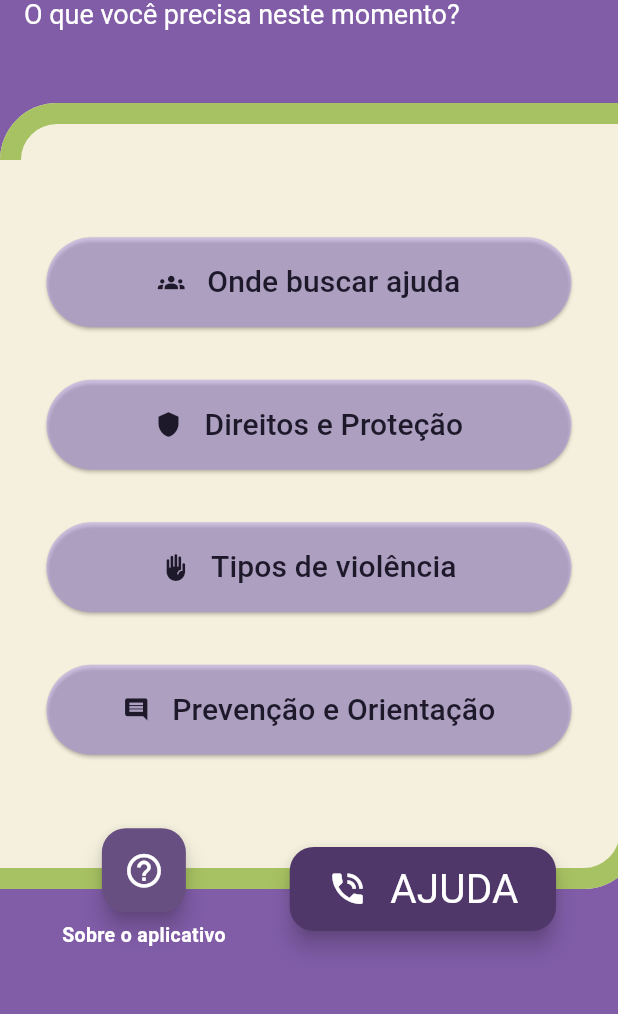
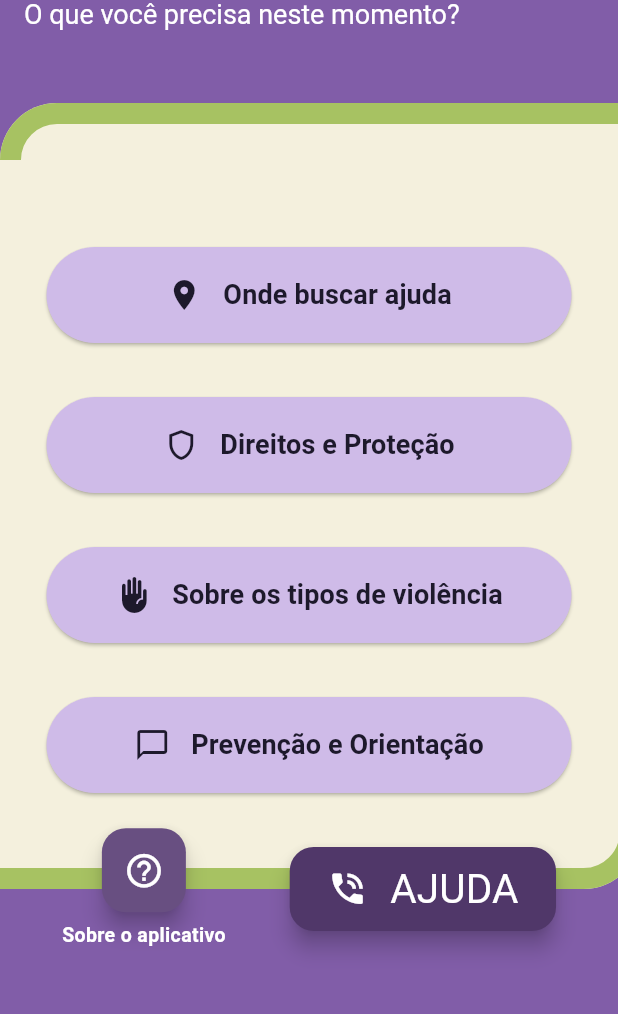
Before and after one commit to Alunewie/DefesaMulher, a Flutter app: the screen it shows after launch, on a phone screen of 412 x 824 dp, the part 122-1136 px from its top. Run offline on Flutter 3.47's test engine with Material 3 defaults, Android fonts, the phone set to English and light mode, and no system bars.

Commit message:
feat: Definindo tema e ajustes no scaffold customizado + início.

```diff
--- a/lib/custom_widgets/custom_scaffold.dart
+++ b/lib/custom_widgets/custom_scaffold.dart
@@ -1,24 +1,43 @@
 import 'package:flutter/material.dart';
+import 'package:flutter/services.dart';
 import 'package:url_launcher/url_launcher.dart';
 
+import '../services/NavigationService.dart';
+
 class CustomScaffold extends StatelessWidget {
-  final String titulo;
+  final String? titulo;
   final String? subtitulo;
   final List<Widget> conteudos;
-  final bool? ocultarBotaoSobre;
+  final bool isHome;
+  final IconData? categoriaIcone;
+  final String? proximaRota;
+  final String? textoVoltar;
+  final VoidCallback? onVoltar;
   final double? espacamento;
 
   const CustomScaffold({
     super.key,
     required this.conteudos,
-    required this.titulo,
-    this.ocultarBotaoSobre,
+    this.titulo,
     this.subtitulo,
+    this.isHome = false,
+    this.categoriaIcone,
+    this.proximaRota,
+    this.textoVoltar,
+    this.onVoltar,
     this.espacamento,
   });
 
   void _abrirTelefone() async {
     await launchUrl(Uri.parse('tel:190'));
+  }
+
+  void _aoClicarSair(BuildContext context) {
+    if (Navigator.canPop(context)) {
+      Navigator.popUntil(context, (route) => route.isFirst);
+    } else {
+      SystemNavigator.pop();
+    }
   }
 
   @override
@@ -30,8 +49,9 @@ class CustomScaffold extends StatelessWidget {
         automaticallyImplyLeading: false,
         leading: Navigator.canPop(context)
             ? IconButton(
-                icon: const Icon(Icons.arrow_back_ios_new, color: Colors.white, size: 28),
-                onPressed: () => Navigator.pop(context),
+                icon: const Icon(Icons.arrow_back_ios_new,
+                    color: Colors.white, size: 28),
+                onPressed: () => _aoClicarSair(context),
               )
             : null,
         backgroundColor: const Color.fromRGBO(129, 93, 168, 1),
@@ -39,16 +59,22 @@ class CustomScaffold extends StatelessWidget {
           mainAxisAlignment: MainAxisAlignment.start,
           crossAxisAlignment: CrossAxisAlignment.start,
           children: [
-            Text(titulo, style: const TextStyle(
+            Text(
+              titulo ?? '',
+              style: const TextStyle(
                   color: Colors.white,
                   fontSize: 25,
-                fontWeight: FontWeight.bold
-            ),),
-            subtitulo != null ? Text(subtitulo!, style: const TextStyle(
+                  fontWeight: FontWeight.bold),
+            ),
+            subtitulo != null
+                ? Text(
+                    subtitulo!,
+                    style: const TextStyle(
                         color: Colors.white,
                         fontSize: 18,
-                fontWeight: FontWeight.w400
-            ),) : Container()
+                        fontWeight: FontWeight.w400),
+                  )
+                : Container()
           ],
         ),
         actions: [
@@ -98,7 +124,8 @@ class CustomScaffold extends StatelessWidget {
         color: const Color.fromRGBO(129, 93, 168, 1),
       ),
       floatingActionButtonLocation: FloatingActionButtonLocation.centerDocked,
-      floatingActionButton: (ocultarBotaoSobre == null || ocultarBotaoSobre == false) ? Padding(
+      floatingActionButton: (isHome == true)
+          ? Padding(
               padding: const EdgeInsets.symmetric(horizontal: 20),
               child: Row(
                 mainAxisAlignment: MainAxisAlignment.spaceAround,
@@ -108,7 +135,9 @@ class CustomScaffold extends StatelessWidget {
                     mainAxisSize: MainAxisSize.min,
                     children: [
                       FloatingActionButton(
-                  onPressed: () {},
+                        onPressed: () {
+                          NavigationService.navigateTo('/sobre');
+                        },
                         backgroundColor: const Color.fromRGBO(104, 79, 129, 1),
                         child: const Icon(
                           Icons.help_outline_sharp,
@@ -136,7 +165,8 @@ class CustomScaffold extends StatelessWidget {
                     label: const Row(
                       spacing: 15,
                       children: [
-                  Icon(Icons.phone_in_talk, size: 27, color: Colors.white),
+                        Icon(Icons.phone_in_talk,
+                            size: 27, color: Colors.white),
                         Text(
                           'AJUDA',
                           style: TextStyle(
@@ -150,7 +180,8 @@ class CustomScaffold extends StatelessWidget {
                   ),
                 ],
               ),
-      ) : FloatingActionButton.extended(
+            )
+          : FloatingActionButton.extended(
               backgroundColor: const Color.fromRGBO(80, 55, 105, 1),
               extendedPadding: const EdgeInsets.all(25),
               onPressed: () {
@@ -159,11 +190,13 @@ class CustomScaffold extends StatelessWidget {
               label: const Row(
                 spacing: 15,
                 children: [
-              Icon(Icons.phone_in_talk,
-                  size:27, color: Colors.white),
+                  Icon(Icons.phone_in_talk, size: 27, color: Colors.white),
                   Text(
                     'AJUDA',
-                style: TextStyle(fontSize: 27, fontWeight: FontWeight.w400, color: Colors.white),
+                    style: TextStyle(
+                        fontSize: 27,
+                        fontWeight: FontWeight.w400,
+                        color: Colors.white),
                   )
                 ],
               )),
@@ -196,13 +229,11 @@ class CurvedBorderPainter extends CustomPainter {
       bottomRight: Radius.circular(raio),
     );
 
-    // 1. Fill cream background
     final fillPaint = Paint()
       ..color = fillColor
       ..style = PaintingStyle.fill;
     canvas.drawRRect(rrect, fillPaint);
 
-    // 2. Draw curved green borders clipped to rrect
     canvas.save();
     canvas.clipRRect(rrect);
 
@@ -213,7 +244,6 @@ class CurvedBorderPainter extends CustomPainter {
       ..strokeCap = StrokeCap.butt
       ..isAntiAlias = true;
 
-    // Top border path: from left edge along top-left curve to (r, 0), then flat to top-right (w, 0)
     final topPath = Path()
       ..moveTo(0, raio)
       ..arcToPoint(Offset(raio, 0), radius: Radius.circular(raio))
@@ -222,7 +252,8 @@ class CurvedBorderPainter extends CustomPainter {
 
     final bottomPath = Path()
       ..moveTo(largura, altura - raio)
-      ..arcToPoint(Offset(largura - raio, altura), radius: Radius.circular(raio))
+      ..arcToPoint(Offset(largura - raio, altura),
+          radius: Radius.circular(raio))
       ..lineTo(0, altura);
     canvas.drawPath(bottomPath, borderPaint);
 
--- a/lib/main.dart
+++ b/lib/main.dart
@@ -1,10 +1,11 @@
+import 'package:flutter/material.dart';
 import 'package:defesa_mulher_app/screens/ajuda.dart';
 import 'package:defesa_mulher_app/screens/direito.dart';
 import 'package:defesa_mulher_app/screens/inicio.dart';
 import 'package:defesa_mulher_app/screens/prevencao.dart';
+import 'package:defesa_mulher_app/screens/sobre.dart';
 import 'package:defesa_mulher_app/screens/tipo_violencia.dart';
 import 'package:defesa_mulher_app/services/NavigationService.dart';
-import 'package:flutter/material.dart';
 
 void main() {
   runApp(const DefesaMulherApp());
@@ -20,7 +21,12 @@ class DefesaMulherApp extends StatelessWidget {
       navigatorKey: NavigationService.navigatorKey,
       debugShowCheckedModeBanner: false,
       theme: ThemeData(
-        colorScheme: ColorScheme.fromSeed(seedColor: const Color.fromRGBO(129, 93, 168, 1)),
+        colorScheme: ColorScheme.fromSeed(
+          seedColor: const Color(0xFF815DA8),
+          primary: const Color(0xFF815DA8),
+          secondary: const Color(0xFF503769),
+        ),
+        scaffoldBackgroundColor: const Color(0xFF815DA8),
         useMaterial3: true,
       ),
       routes: {
@@ -29,6 +35,7 @@ class DefesaMulherApp extends StatelessWidget {
         '/direito': (context) => const Direito(),
         '/tipo_violencia': (context) => const TipoViolencia(),
         '/prevencao': (context) => const Prevencao(),
+        '/sobre': (context) => const Sobre(),
       },
       initialRoute: '/home',
     );
--- a/lib/screens/inicio.dart
+++ b/lib/screens/inicio.dart
@@ -1,52 +1,79 @@
+import 'package:flutter/material.dart';
 import 'package:defesa_mulher_app/custom_widgets/custom_scaffold.dart';
 import 'package:defesa_mulher_app/services/NavigationService.dart';
-import 'package:flutter/material.dart';
 
 class Inicio extends StatelessWidget {
   const Inicio({super.key});
 
   Widget _gerarBotaoTelaInicial(IconData icone, String titulo, String rota) {
-    return (ElevatedButton(
+    return Container(
+      width: 350,
+      height: 64,
+      margin: const EdgeInsets.symmetric(vertical: 8),
+      child: ElevatedButton(
         onPressed: () {
-          _abrirRota(rota);
+          NavigationService.navigateTo('/$rota');
         },
-        style:
-            const ButtonStyle(
-                fixedSize: WidgetStatePropertyAll(Size(350, 60)),
-              backgroundColor: WidgetStatePropertyAll(Color.fromRGBO(168, 138, 237, 0.42))
-            ),
+        style: ElevatedButton.styleFrom(
+          backgroundColor: const Color(0xFFCFBBE8),
+          foregroundColor: const Color(0xFF1D192B),
+          elevation: 1,
+          shape: RoundedRectangleBorder(
+            borderRadius: BorderRadius.circular(32),
+          ),
+          padding: const EdgeInsets.symmetric(horizontal: 20),
+        ),
         child: Row(
           mainAxisAlignment: MainAxisAlignment.center,
-          spacing: 15,
           children: [
-            Icon(icone, size: 18, color: const Color.fromRGBO(29, 25, 43, 1)),
+            Icon(icone, size: 24, color: const Color(0xFF1D192B)),
+            const SizedBox(width: 14),
             Flexible(
-              child: Text(titulo,
-                  overflow: TextOverflow.ellipsis,
-                  style:
-                      const TextStyle(fontWeight: FontWeight.w500, fontSize: 20, color: Color.fromRGBO(29, 25, 43, 1))),
-            )
+              child: Text(
+                titulo,
+                overflow: TextOverflow.ellipsis,
+                style: const TextStyle(
+                  fontSize: 18,
+                  fontWeight: FontWeight.w600,
+                  color: Color(0xFF1D192B),
+                ),
+              ),
+            ),
           ],
-        )));
-  }
-
-  void _abrirRota(String rota) {
-    NavigationService.navigateTo('/$rota');
+        ),
+      ),
+    );
   }
 
   @override
   Widget build(BuildContext context) {
     return CustomScaffold(
-      espacamento: 35,
-      conteudos: [
-        _gerarBotaoTelaInicial(Icons.groups, 'Onde buscar ajuda', 'ajuda'),
-        _gerarBotaoTelaInicial(Icons.shield, 'Direitos e Proteção', 'direito'),
-        _gerarBotaoTelaInicial(Icons.front_hand, 'Tipos de violência', 'tipo_violencia'),
-        _gerarBotaoTelaInicial(
-            Icons.comment, 'Prevenção e Orientação', 'prevencao'),
-      ],
+      isHome: true,
       titulo: 'Olá, vamos te ajudar!',
       subtitulo: 'O que você precisa neste momento?',
+      conteudos: [
+        const SizedBox(height: 12),
+        _gerarBotaoTelaInicial(
+          Icons.location_on,
+          'Onde buscar ajuda',
+          'ajuda',
+        ),
+        _gerarBotaoTelaInicial(
+          Icons.shield_outlined,
+          'Direitos e Proteção',
+          'direito',
+        ),
+        _gerarBotaoTelaInicial(
+          Icons.front_hand,
+          'Sobre os tipos de violência',
+          'tipo_violencia',
+        ),
+        _gerarBotaoTelaInicial(
+          Icons.chat_bubble_outline,
+          'Prevenção e Orientação',
+          'prevencao',
+        ),
+      ],
     );
   }
 }
```
Lines whose indentation alone changed are shown as unchanged.
